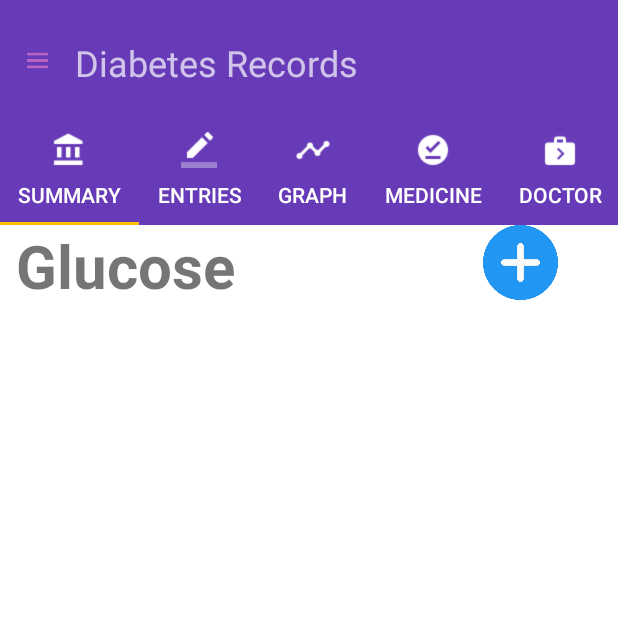
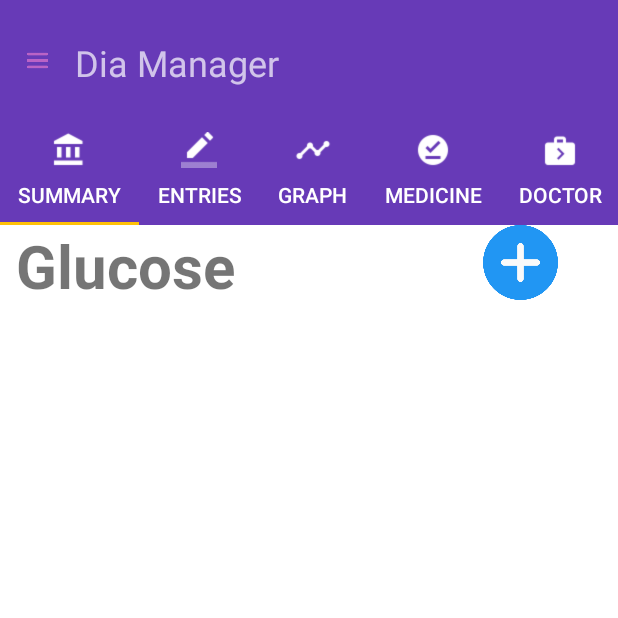
Before and after one commit to avisheak/dia-manager-1, an Android app: the screen it shows after launch (MainActivity), on a phone screen of 412 x 824 dp, the top half of it. Run offline under Robolectric (Android 15) with nearby library versions, the phone set to English and light mode, and no system bars; libraries missing offline, so code that uses them is left out: com.jjoe64.graphview, com.wdullaer.materialdatetimepicker.

Commit message:
Changed app name

```diff
--- a/app/src/main/res/layout/activity_main.xml
+++ b/app/src/main/res/layout/activity_main.xml
@@ -40,7 +40,7 @@
                    android:id="@+id/tvProjectTitle"
                    android:layout_width="wrap_content"
                    android:layout_height="wrap_content"
-                   android:text="@string/diabetes_records"
+                   android:text="@string/dia_manager"
                    android:gravity="center_horizontal"
                    android:textSize="24sp"
                    android:layout_marginTop="0dp"
--- a/app/src/main/res/values/strings.xml
+++ b/app/src/main/res/values/strings.xml
@@ -9,7 +9,7 @@
     <string name="six" translatable="false">SIX</string>
     <string name="three" translatable="false">THREE</string>
     <string name="two" translatable="false">TWO</string>
-    <string name="title_activity_icon_text_tabs" translatable="false">Diabetes Records</string>
+    <string name="title_activity_icon_text_tabs" translatable="false">Dia Manager</string>
     <string name="hello_world" translatable="false">Hello world!</string>
     <string name="drawer_open" translatable="false">Drawer Opened</string>
     <string name="drawer_close" translatable="false">Drawer Closed</string>
@@ -67,6 +67,6 @@ Resistance exercise involves brief repetitive exercises with weights, weight mac
 
 </string>
     <string name="todo" translatable="false">TODO</string>
-    <string name="diabetes_records" translatable="false">Diabetes Records</string>
+    <string name="dia_manager" translatable="false">Dia Manager</string>
 
 </resources>
```
